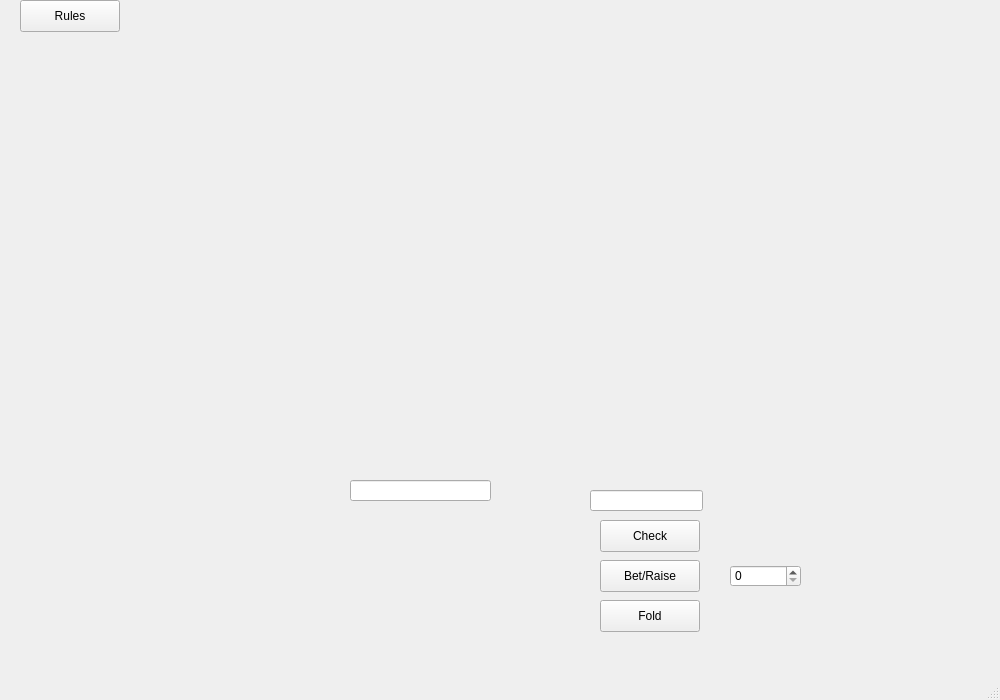
This is Poker/Visuals/Gamewindow/gamewindow.ui in Cenzito/Poker as Qt 5 draws it before an edit. The edited form follows.
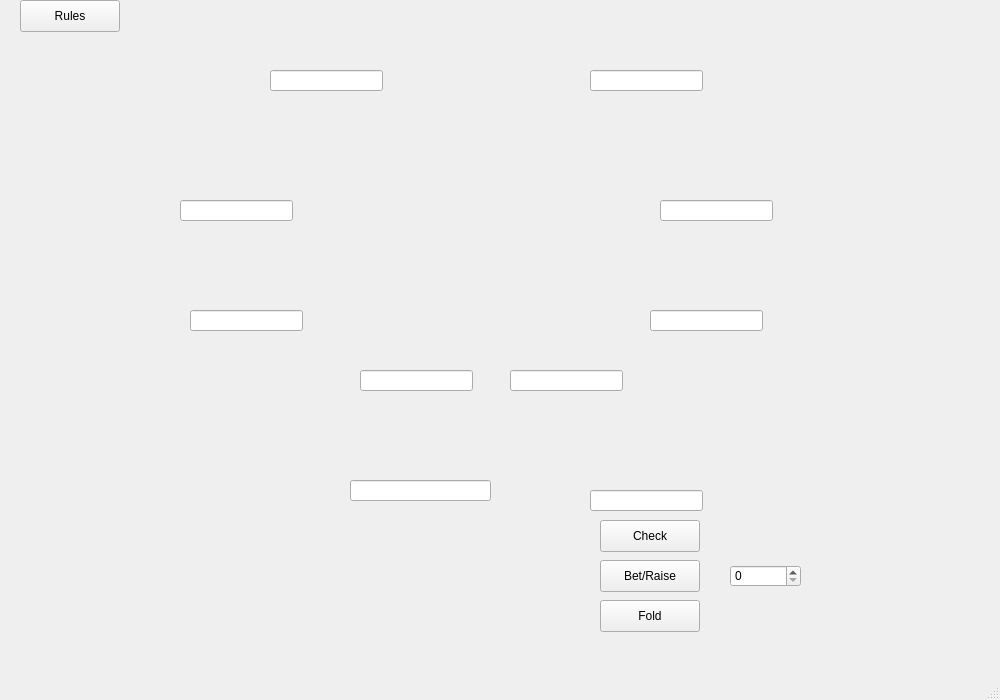
This is the edited form.

Commit message: placed the players lines

The edit to the form file:
```diff
--- a/Poker/Visuals/Gamewindow/gamewindow.ui
+++ b/Poker/Visuals/Gamewindow/gamewindow.ui
@@ -169,14 +169,98 @@
      <rect>
       <x>87</x>
       <y>0</y>
-      <width>911</width>
+      <width>821</width>
       <height>461</height>
      </rect>
     </property>
+    <property name="styleSheet">
+     <string notr="true"/>
+    </property>
     <property name="text">
      <string/>
     </property>
    </widget>
+   <widget class="QLineEdit" name="line_player1">
+    <property name="geometry">
+     <rect>
+      <x>270</x>
+      <y>70</y>
+      <width>113</width>
+      <height>21</height>
+     </rect>
+    </property>
+   </widget>
+   <widget class="QLineEdit" name="lineEdit_2">
+    <property name="geometry">
+     <rect>
+      <x>660</x>
+      <y>200</y>
+      <width>113</width>
+      <height>21</height>
+     </rect>
+    </property>
+   </widget>
+   <widget class="QLineEdit" name="lineEdit_3">
+    <property name="geometry">
+     <rect>
+      <x>650</x>
+      <y>310</y>
+      <width>113</width>
+      <height>21</height>
+     </rect>
+    </property>
+   </widget>
+   <widget class="QLineEdit" name="lineEdit_4">
+    <property name="geometry">
+     <rect>
+      <x>510</x>
+      <y>370</y>
+      <width>113</width>
+      <height>21</height>
+     </rect>
+    </property>
+   </widget>
+   <widget class="QLineEdit" name="lineEdit_5">
+    <property name="geometry">
+     <rect>
+      <x>190</x>
+      <y>310</y>
+      <width>113</width>
+      <height>21</height>
+     </rect>
+    </property>
+   </widget>
+   <widget class="QLineEdit" name="lineEdit_6">
+    <property name="geometry">
+     <rect>
+      <x>180</x>
+      <y>200</y>
+      <width>113</width>
+      <height>21</height>
+     </rect>
+    </property>
+   </widget>
+   <widget class="QLineEdit" name="lineEdit_7">
+    <property name="geometry">
+     <rect>
+      <x>360</x>
+      <y>370</y>
+      <width>113</width>
+      <height>21</height>
+     </rect>
+    </property>
+   </widget>
+   <widget class="QLineEdit" name="lineEdit_8">
+    <property name="geometry">
+     <rect>
+      <x>590</x>
+      <y>70</y>
+      <width>113</width>
+      <height>21</height>
+     </rect>
+    </property>
+   </widget>
+   <zorder>label_table</zorder>
    <zorder>label_card2</zorder>
    <zorder>CheckButton</zorder>
    <zorder>BetButton</zorder>
```
Left out of the diff: 9 changed lines with no effect on the pictures.
